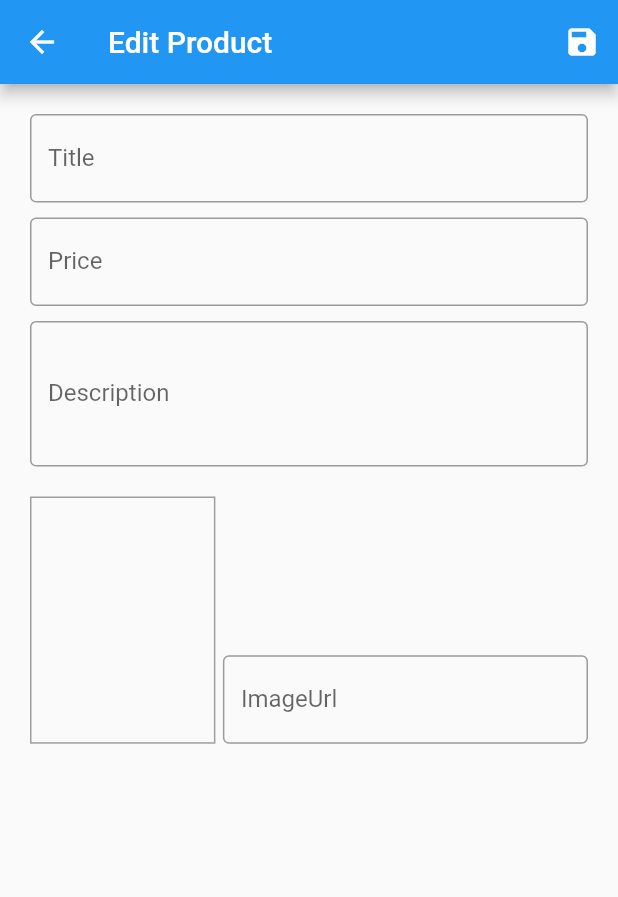
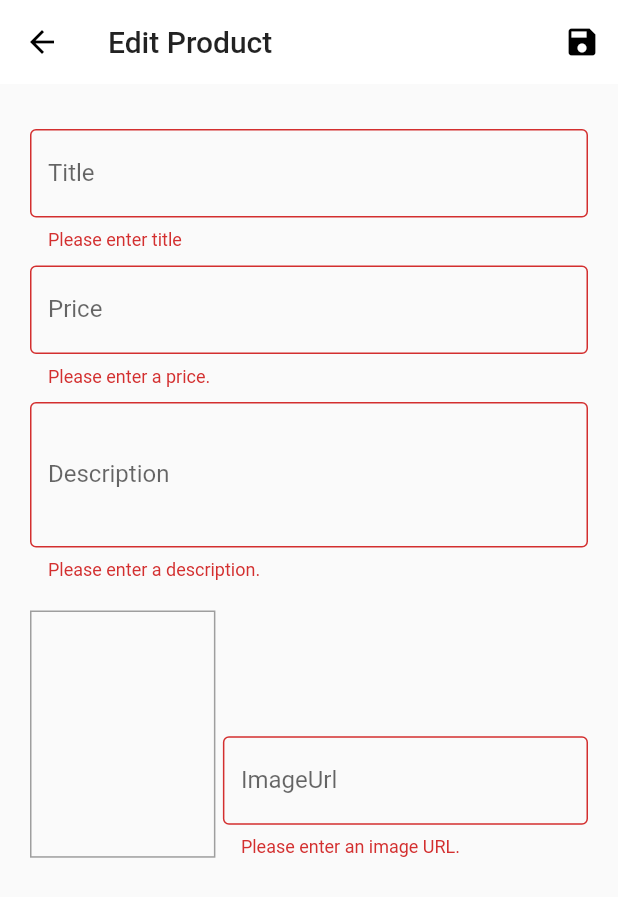
Before and after one commit to WYMoe/shop, a Flutter app: the EditProductScreen screen opened by its route, after a tap on the "save" icon, on a phone screen of 412 x 824 dp. Shown: the top 897 px of the screen. Run offline on Flutter 3.47's test engine with Material 2 defaults, Android fonts, the phone set to English and light mode, and no system bars; network calls fail.

Commit message:
added validator and save form in edit product screen

```diff
--- a/lib/providers/products_provider.dart
+++ b/lib/providers/products_provider.dart
@@ -1,9 +1,7 @@
-
 import 'package:flutter/material.dart';
 import 'product.dart';
 
-class ProductsProvider with ChangeNotifier{
-
+class ProductsProvider with ChangeNotifier {
   List<Product> _items = [
     Product(
       id: 'p1',
@@ -11,7 +9,7 @@ class ProductsProvider with ChangeNotifier{
       description: 'A red shirt - it is pretty red!',
       price: 29.99,
       imageUrl:
-      'https://cdn.pixabay.com/photo/2016/10/02/22/17/red-t-shirt-1710578_1280.jpg',
+          'https://cdn.pixabay.com/photo/2016/10/02/22/17/red-t-shirt-1710578_1280.jpg',
     ),
     Product(
       id: 'p2',
@@ -19,7 +17,7 @@ class ProductsProvider with ChangeNotifier{
       description: 'A nice pair of trousers.',
       price: 59.99,
       imageUrl:
-      'https://upload.wikimedia.org/wikipedia/commons/thumb/e/e8/Trousers%2C_dress_%28AM_1960.022-8%29.jpg/512px-Trousers%2C_dress_%28AM_1960.022-8%29.jpg',
+          'https://upload.wikimedia.org/wikipedia/commons/thumb/e/e8/Trousers%2C_dress_%28AM_1960.022-8%29.jpg/512px-Trousers%2C_dress_%28AM_1960.022-8%29.jpg',
     ),
     Product(
       id: 'p3',
@@ -27,7 +25,7 @@ class ProductsProvider with ChangeNotifier{
       description: 'Warm and cozy - exactly what you need for the winter.',
       price: 19.99,
       imageUrl:
-      'https://live.staticflickr.com/4043/4438260868_cc79b3369d_z.jpg',
+          'https://live.staticflickr.com/4043/4438260868_cc79b3369d_z.jpg',
     ),
     Product(
       id: 'p4',
@@ -35,17 +33,30 @@ class ProductsProvider with ChangeNotifier{
       description: 'Prepare any meal you want.',
       price: 49.99,
       imageUrl:
-      'https://upload.wikimedia.org/wikipedia/commons/thumb/1/14/Cast-Iron-Pan.jpg/1024px-Cast-Iron-Pan.jpg',
+          'https://upload.wikimedia.org/wikipedia/commons/thumb/1/14/Cast-Iron-Pan.jpg/1024px-Cast-Iron-Pan.jpg',
     ),
-
   ];
 
-  Product getByID(String id ){
-    return _items.firstWhere((product) => product.id==id);
+  Product getByID(String id) {
+    return _items.firstWhere((product) => product.id == id);
   }
-  List<Product> showOnlyFavourites(){
+
+  List<Product> showOnlyFavourites() {
     return _items.where((p) => p.isFavourite).toList();
   }
 
   List<Product> get items => [..._items];
+
+  void addProduct(String id, String title, String description, double price,
+      String imageUrl) {
+    _items.insert(
+        0,
+        Product(
+            id: id,
+            price: price,
+            description: description,
+            imageUrl: imageUrl,
+            title: title));
+    notifyListeners();
+  }
 }
--- a/lib/screens/cart_screen.dart
+++ b/lib/screens/cart_screen.dart
@@ -14,6 +14,8 @@ class CartScreen extends StatelessWidget {
     return Scaffold(
         appBar: AppBar(
           title: Text("MyCart"),
+          backgroundColor: Colors.transparent,
+
         ),
         body: Column(
           children: [
--- a/lib/screens/edit_product_screen.dart
+++ b/lib/screens/edit_product_screen.dart
@@ -1,5 +1,7 @@
 import 'package:flutter/material.dart';
+import 'package:provider/provider.dart';
 import 'package:shop/providers/product.dart';
+import 'package:shop/providers/products_provider.dart';
 
 class EditProductScreen extends StatefulWidget {
   static const routeName = '/edit_product_screen';
@@ -9,8 +11,6 @@ class EditProductScreen extends StatefulWidget {
 }
 
 class _EditProductScreenState extends State<EditProductScreen> {
-
-
   FocusNode _priceFocus;
 
   FocusNode _descriptionFocus;
@@ -19,26 +19,24 @@ class _EditProductScreenState extends State<EditProductScreen> {
 
   TextEditingController _urlController = TextEditingController();
 
+  String newTitle;
+  String newDescription;
+  double newPrice;
+  String newImageUrl;
+
   final _formKey = GlobalKey<FormState>();
-  var productToSubmit = WillSubmitProduct();
 
-
-
-
-  void _saveForm(){
+  void _saveForm() {
+    if (_formKey.currentState.validate()) {
       _formKey.currentState.save();
-      Product product = Product(
-        id: productToSubmit.title,
-        price: productToSubmit.price,
-        title: productToSubmit.title,
-        imageUrl: productToSubmit.imageUrl,
-        description: productToSubmit.description,
-        isFavourite: productToSubmit.isFavourite
-      );
-      print(product.title);
-
+      Provider.of<ProductsProvider>(context, listen: false).addProduct(
+          DateTime.now().toString(),
+          newTitle,
+          newDescription,
+          newPrice,
+          newImageUrl);
     }
-
+  }
 
   @override
   void initState() {
@@ -47,32 +45,36 @@ class _EditProductScreenState extends State<EditProductScreen> {
     _priceFocus = FocusNode();
     _descriptionFocus = FocusNode();
     _urlFocus = FocusNode();
-    _urlFocus.addListener(() {
-
-      if(!_urlFocus.hasFocus){
-        setState(() {
-
-        });
+    _urlFocus.addListener(_updateUrl);
+    super.initState();
   }
 
-    });
-    super.initState();
-
+  _updateUrl(){
+    if (!_urlFocus.hasFocus) {
+      if ((!_urlController.text.startsWith('http') &&
+          !_urlController.text.startsWith('https')) ||
+          (!_urlController.text.endsWith('.png') &&
+              !_urlController.text.endsWith('.jpg') &&
+              !_urlController.text.endsWith('.jpeg'))) {
+        return;
+      }
+      setState(() {});
+    }
   }
 
   @override
   void dispose() {
     // TODO: implement dispose
+    _urlFocus.removeListener(_updateUrl);
     _priceFocus.dispose();
     _descriptionFocus.dispose();
     _urlFocus.dispose();
     _urlController.dispose();
-    _urlFocus.removeListener(() {
 
-    });
 
     super.dispose();
   }
+
   @override
   Widget build(BuildContext context) {
     return Scaffold(
@@ -81,7 +83,7 @@ class _EditProductScreenState extends State<EditProductScreen> {
         actions: [
           IconButton(
             icon: Icon((Icons.save)),
-            onPressed: (){
+            onPressed: () {
               _saveForm();
             },
           )
@@ -91,45 +93,60 @@ class _EditProductScreenState extends State<EditProductScreen> {
         padding: const EdgeInsets.all(20.0),
         child: Form(
             key: _formKey,
-            child: ListView(
+            child: SingleChildScrollView(
+              child: Column(
                 children: [
+                  SizedBox(
+                    height: 10.0,
+                  ),
+
                   TextFormField(
                     decoration: InputDecoration(
-                  labelText: 'Title', border: OutlineInputBorder(),
-
+                      labelText: 'Title',
+                      border: OutlineInputBorder(),
                     ),
                     textInputAction: TextInputAction.next,
-              onFieldSubmitted: (_){
+                    onFieldSubmitted: (_) {
                       _priceFocus.requestFocus();
-
                     },
-
+                    validator: (title) {
+                      if (title.isEmpty) {
+                        return "Please enter title";
+                      }
+                      return null;
+                    },
                     onSaved: (title) {
-                productToSubmit.title = title;
-
-
-
+                      newTitle = title;
                     },
-
-
                   ),
                   SizedBox(
                     height: 10.0,
                   ),
                   TextFormField(
                     decoration: InputDecoration(
-                  labelText: 'Price', border: OutlineInputBorder(),
+                      labelText: 'Price',
+                      border: OutlineInputBorder(),
                     ),
                     focusNode: _priceFocus,
                     textInputAction: TextInputAction.next,
                     keyboardType: TextInputType.number,
-              onFieldSubmitted: (_){
+                    onFieldSubmitted: (_) {
                       _descriptionFocus.requestFocus();
                     },
-              onSaved: (price){
-                productToSubmit.price = double.parse(price);
-
-
+                    validator: (value) {
+                      if (value.isEmpty) {
+                        return 'Please enter a price.';
+                      }
+                      if (double.tryParse(value) == null) {
+                        return 'Please enter a valid number.';
+                      }
+                      if (double.parse(value) <= 0) {
+                        return 'Please enter a number greater than zero.';
+                      }
+                      return null;
+                    },
+                    onSaved: (price) {
+                      newPrice = double.parse(price);
                     },
                   ),
                   SizedBox(
@@ -141,13 +158,20 @@ class _EditProductScreenState extends State<EditProductScreen> {
                     focusNode: _descriptionFocus,
                     maxLines: 3,
                     keyboardType: TextInputType.multiline,
-              onFieldSubmitted: (_){
+                    onFieldSubmitted: (_) {
                       _urlFocus.requestFocus();
-
                     },
-
-              onSaved: (des){
-                productToSubmit.description = des;
+                    validator: (value) {
+                      if (value.isEmpty) {
+                        return 'Please enter a description.';
+                      }
+                      if (value.length < 10) {
+                        return 'Should be at least 10 characters long.';
+                      }
+                      return null;
+                    },
+                    onSaved: (des) {
+                      newDescription = des;
                     },
                   ),
                   SizedBox(
@@ -157,15 +181,13 @@ class _EditProductScreenState extends State<EditProductScreen> {
                     crossAxisAlignment: CrossAxisAlignment.end,
                     children: [
                       Container(
-                  width: MediaQuery.of(context).size.width*0.3,
-                  height: MediaQuery.of(context).size.height*0.2,
-
-                  decoration: BoxDecoration(
-                    border: Border.all(
-                      color: Colors.grey
-                    )
-                  ),
-                  child: _urlController.text.isEmpty?null:FittedBox(
+                        width: MediaQuery.of(context).size.width * 0.3,
+                        height: MediaQuery.of(context).size.height * 0.2,
+                        decoration:
+                            BoxDecoration(border: Border.all(color: Colors.grey)),
+                        child: _urlController.text.isEmpty
+                            ? null
+                            : FittedBox(
                                 child: Image.network(_urlController.text),
                                 fit: BoxFit.cover,
                               ),
@@ -176,35 +198,36 @@ class _EditProductScreenState extends State<EditProductScreen> {
                       Expanded(
                         child: TextFormField(
                           decoration: InputDecoration(
-                        labelText: 'ImageUrl', border: OutlineInputBorder()
-
-                    ),
+                              labelText: 'ImageUrl',
+                              border: OutlineInputBorder()),
                           focusNode: _urlFocus,
                           controller: _urlController,
-                    onSaved: (url){
-                      productToSubmit.imageUrl = url;
+                          validator: (value) {
+                            if (value.isEmpty) {
+                              return 'Please enter an image URL.';
+                            }
+                            if (!value.startsWith('http') &&
+                                !value.startsWith('https')) {
+                              return 'Please enter a valid URL.';
+                            }
+                            if (!value.endsWith('.png') &&
+                                !value.endsWith('.jpg') &&
+                                !value.endsWith('.jpeg')) {
+                              return 'Please enter a valid image URL.';
+                            }
+                            return null;
                           },
-
+                          onSaved: (url) {
+                            newImageUrl = url;
+                          },
                         ),
                       ),
-
                     ],
                   )
                 ],
+              ),
             )),
       ),
     );
   }
 }
-
-class WillSubmitProduct{
-   String id;
-   String title;
-   String description;
-   double price;
-   String imageUrl;
-  bool isFavourite;
-
-  WillSubmitProduct({this.id, this.title, this.description, this.price, this.imageUrl,
-    this.isFavourite = false});
-}
--- a/lib/screens/orders_screen.dart
+++ b/lib/screens/orders_screen.dart
@@ -21,6 +21,8 @@ class _OrderScreenState extends State<OrderScreen> {
     return Scaffold(
       appBar: AppBar(
         title: Text('Orders'),
+        backgroundColor: Colors.transparent,
+
       ),
       drawer: AppDrawer(),
       body: ListView.builder(
--- a/lib/screens/product_detail_screen.dart
+++ b/lib/screens/product_detail_screen.dart
@@ -14,6 +14,8 @@ class ProductDetailScreen extends StatelessWidget {
     return Scaffold(
       appBar: AppBar(
         title: Text(loadedProduct.title),
+        backgroundColor: Colors.transparent,
+
       ),
       body: SingleChildScrollView(
         child: Column(
--- a/lib/screens/product_manage_screen.dart
+++ b/lib/screens/product_manage_screen.dart
@@ -17,6 +17,8 @@ class ProductManageScreen extends StatelessWidget {
     return Scaffold(
       appBar: AppBar(
         title: Text('MyProducts'),
+        backgroundColor: Colors.transparent,
+
         actions: [
           IconButton(
             icon: Icon(Icons.add),
--- a/lib/screens/products_overview_screen.dart
+++ b/lib/screens/products_overview_screen.dart
@@ -22,6 +22,9 @@ class _ProductOverviewScreenState extends State<ProductOverviewScreen> {
     return Scaffold(
       appBar: AppBar(
         title: Text('MyShop'),
+        backgroundColor: Colors.transparent,
+
+
         actions: [
           PopupMenuButton(
               onSelected: (FilterOptions option) {
```
Also changed, not shown: lib/main.dart (+10 -1 lines), lib/widgets/app_drawer.dart (+8 -2 lines). Lines whose indentation alone changed are shown as unchanged.
